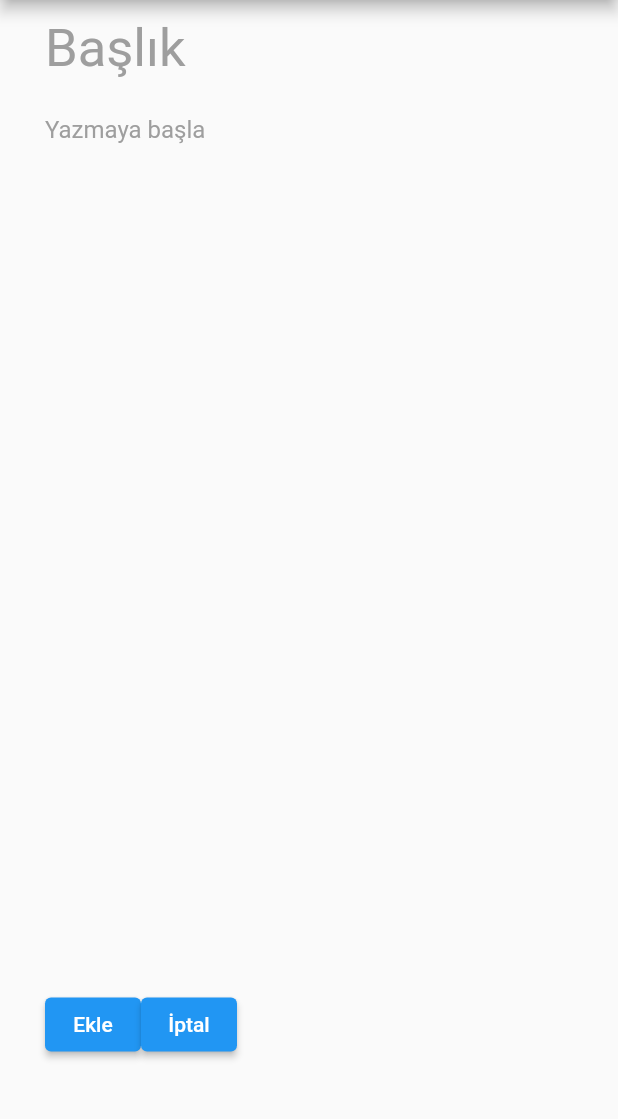
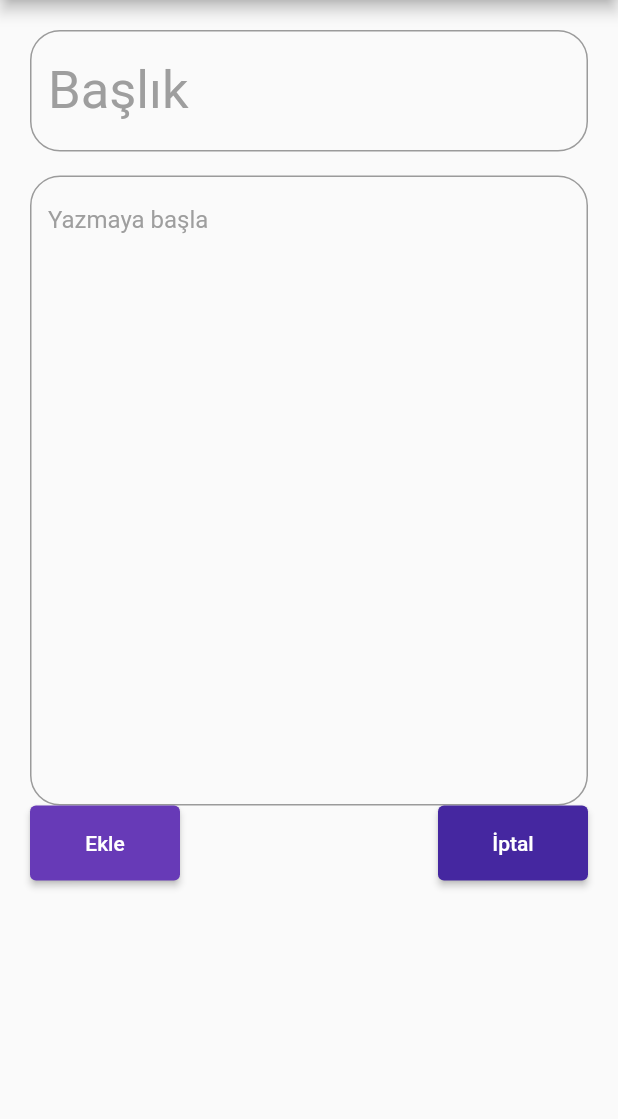
Before and after one commit to BerkCanpolat/F-12, a Flutter app: the TabbarPage screen opened directly, after a tap on "Not Ekle", on a phone screen of 412 x 824 dp, the part 84-1203 px from its top. Run offline on Flutter 3.47's test engine with Material 2 defaults, Android fonts, the light colour scheme and no system bars; our stand-ins replace cloud_firestore, firebase_auth, firebase_core; accounts and stored records are empty.

Commit message:
change style notes

```diff
--- a/f12/lib/Login/Login.dart
+++ b/f12/lib/Login/Login.dart
@@ -2,7 +2,8 @@ import 'package:f12/Screen/Anasayfa.dart';
 import 'package:f12/Screen/Tabbar.dart';
 import 'package:flutter/material.dart';
 import 'package:flutter/src/widgets/framework.dart';
-import 'package:flutter/src/widgets/placeholder.dart';import 'package:firebase_core/firebase_core.dart';
+import 'package:flutter/src/widgets/placeholder.dart';
+import 'package:firebase_core/firebase_core.dart';
 import 'package:flutter/cupertino.dart';
 import 'package:flutter/material.dart';
 import 'package:flutter/src/widgets/framework.dart';
--- a/f12/lib/Screen/Anasayfa.dart
+++ b/f12/lib/Screen/Anasayfa.dart
@@ -94,13 +94,25 @@ class _UserInformationState extends State<TumNotlar> {
                 },
                 child: Card(
                   color: Colors.grey[300],
+                  margin: EdgeInsets.all(10),
+                  elevation: 10,
+                  shape: RoundedRectangleBorder(
+                    borderRadius: BorderRadius.circular(16.0),
+                    side: BorderSide(
+                    color: Colors.deepPurple,
+                    width: 2,
+                    ),
+                  ),
+
                   child: InkWell(
                     onTap: () {
 
                     },
                     child: ListTile(
-                      title: data['kullanici_baslik'] == null ? const Text("Başlık Yok") : Text(data['kullanici_baslik'],style: TextStyle(fontWeight: FontWeight.bold,),),
-                      subtitle: data['kullanici_icerik'] == null ? const Text("İçerik Yok") : Text(data['kullanici_icerik']),
+                      title: data['kullanici_baslik'] == null ? const Text("Başlık Yok") :
+                      Text(data['kullanici_baslik'],style: TextStyle(fontWeight: FontWeight.bold,color:Colors.deepPurple[900]),),
+                      subtitle: data['kullanici_icerik'] == null ? const Text("İçerik Yok") :
+                      Text(data['kullanici_icerik']),
                       leading:favoriteUser ? IconButton(onPressed: (){
                         setState(() {
                           favoriteUser = false;
--- a/f12/lib/Screen/Not_Ekle.dart
+++ b/f12/lib/Screen/Not_Ekle.dart
@@ -13,30 +13,31 @@ class NotEkle extends StatefulWidget {
 }
 
 class _NotEkleState extends State<NotEkle> {
-
   TextEditingController baslikT = TextEditingController();
   TextEditingController icerikT = TextEditingController();
 
   FirebaseAuth auth = FirebaseAuth.instance;
 
-  Future<void> noteAdds() async{
+  Future<void> noteAdds() async {
     await FirebaseFirestore.instance
         .collection("Notlar")
         .doc(baslikT.text)
-    .set({'kullanici_baslik' : baslikT.text, 'kullanici_icerik' : icerikT.text})
-    .then((value){
+        .set({
+      'kullanici_baslik': baslikT.text,
+      'kullanici_icerik': icerikT.text
+    }).then((value) {
       final value = ConnectionState.done;
-      if(value == ConnectionState.done){
-        createSuccesNoteAdd("Note Başarıyle Eklendi!");
-      }else if(value == ConnectionState.waiting){
+      if (value == ConnectionState.done) {
+        createSuccesNoteAdd("Not Başarıyle Eklendi!");
+      } else if (value == ConnectionState.waiting) {
         Center(child: CircularProgressIndicator());
       }
     });
   }
 
-
   void createSuccesNoteAdd(String messsage) {
-    final snackBar = SnackBar(content: Text(
+    final snackBar = SnackBar(
+      content: Text(
         messsage,
         style: TextStyle(
           color: Colors.white,
@@ -48,46 +49,68 @@ class _NotEkleState extends State<NotEkle> {
     ScaffoldMessenger.of(context).showSnackBar(snackBar);
   }
 
-
   @override
   Widget build(BuildContext context) {
     return Scaffold(
-      appBar: AppBar(title: Text("Notlarım"),),
+      appBar: AppBar(
+        title: Text("Notlarım"),
+      ),
       body: ListView(
-        padding: EdgeInsets.symmetric(horizontal: 30),
-        children:  [
+        padding: const EdgeInsets.all(20.0),
+        children: [
           TextField(
             controller: baslikT,
             decoration: const InputDecoration(
+              border: OutlineInputBorder(
+                borderSide: BorderSide(color: Colors.deepPurple, width: 2),
+                borderRadius: BorderRadius.all(Radius.circular(20.0)),
+              ),
               hintText: "Başlık",
               hintStyle: TextStyle(
                 fontSize: 35,
                 color: Colors.grey,
               ),
-                  border: InputBorder.none,
             ),
             style: const TextStyle(
               fontSize: 35,
             ),
           ),
+          const SizedBox(
+            height: 16,
+          ),
           TextField(
             controller: icerikT,
             decoration: const InputDecoration(
+              border: OutlineInputBorder(
+                borderSide: BorderSide(color: Colors.deepPurple, width: 2),
+                borderRadius: BorderRadius.all(Radius.circular(20.0)),
+              ),
               hintText: "Yazmaya başla",
               hintStyle: TextStyle(
                 color: Colors.grey,
               ),
-                  border: InputBorder.none,
             ),
-                minLines: 30,
-                maxLines: 30,
+            minLines: 20,
+            maxLines: 20,
           ),
           Row(
+            mainAxisAlignment: MainAxisAlignment.spaceBetween,
             children: [
-                  ElevatedButton(onPressed: noteAdds, child: Text("Ekle")),
-                  ElevatedButton(onPressed: (){
+              ElevatedButton(
+                onPressed: noteAdds,
+                child: Text("Ekle"),
+                style: ElevatedButton.styleFrom(
+                    minimumSize: Size(100, 50), primary: Colors.deepPurple),
+              ),
+              ElevatedButton(
+                onPressed: () {
                   Navigator.pop(context);
-                  }, child: const Text("İptal")),
+                },
+                child: const Text("İptal"),
+                style: ElevatedButton.styleFrom(
+                    minimumSize: Size(100, 50),
+                    primary: Colors.deepPurple[800]),
+              ),
             ],
           ),
         ],
--- a/f12/lib/Screen/Tabbar.dart
+++ b/f12/lib/Screen/Tabbar.dart
@@ -19,8 +19,8 @@ class TabbarPage extends StatelessWidget {
         body: Column(
           children: [
             TabBar(
-              indicatorColor: Colors.red,
-              labelColor: Colors.red,
+              indicatorColor: Colors.deepPurple,
+              labelColor: Colors.deepPurple,
               unselectedLabelColor: Colors.grey,
               tabs: [
             Tab(text: "Anasayfa",),
```
Lines whose indentation alone changed are shown as unchanged.
